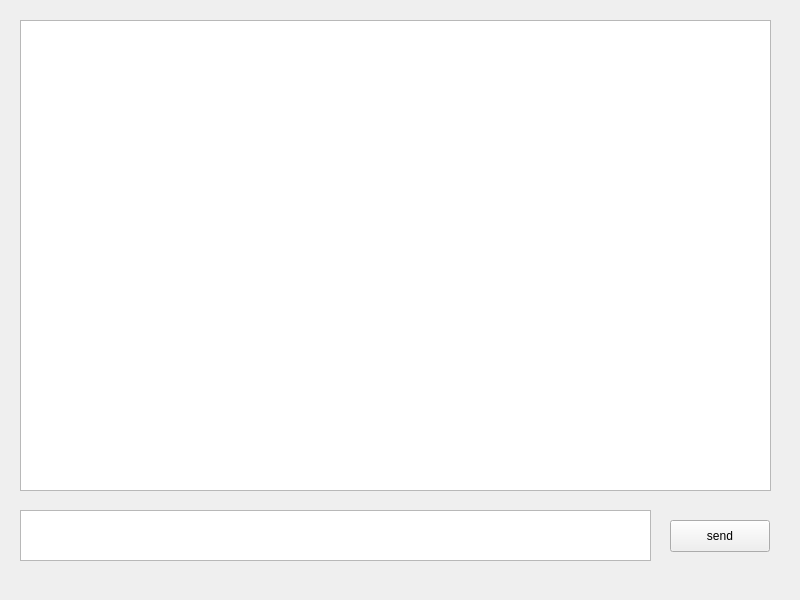
The window that client/mainwindow.ui (neklyudovv/socketChat) describes before a commit, drawn with Qt 5.
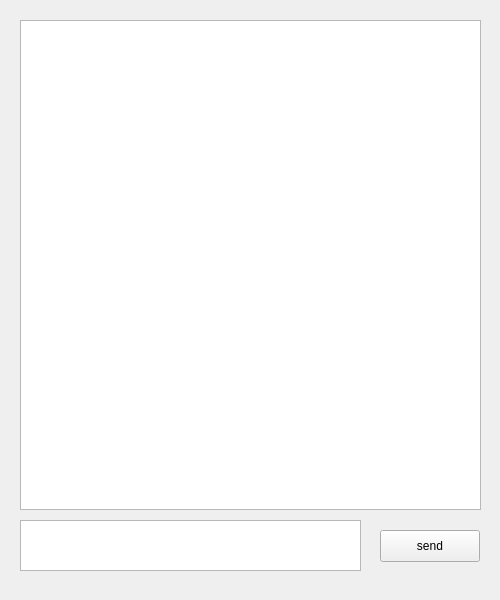
The same window after the commit.

The edit to the form file:
```diff
--- a/client/mainwindow.ui
+++ b/client/mainwindow.ui
@@ -6,7 +6,7 @@
    <rect>
     <x>0</x>
     <y>0</y>
-    <width>800</width>
+    <width>500</width>
     <height>600</height>
    </rect>
   </property>
@@ -17,8 +17,8 @@
    <widget class="QPushButton" name="pushButton">
     <property name="geometry">
      <rect>
-      <x>670</x>
-      <y>520</y>
+      <x>380</x>
+      <y>530</y>
       <width>100</width>
       <height>32</height>
      </rect>
@@ -31,8 +31,8 @@
     <property name="geometry">
      <rect>
       <x>20</x>
-      <y>510</y>
-      <width>631</width>
+      <y>520</y>
+      <width>341</width>
       <height>51</height>
      </rect>
     </property>
@@ -42,8 +42,8 @@
      <rect>
       <x>20</x>
       <y>20</y>
-      <width>751</width>
-      <height>471</height>
+      <width>461</width>
+      <height>490</height>
      </rect>
     </property>
    </widget>
```
